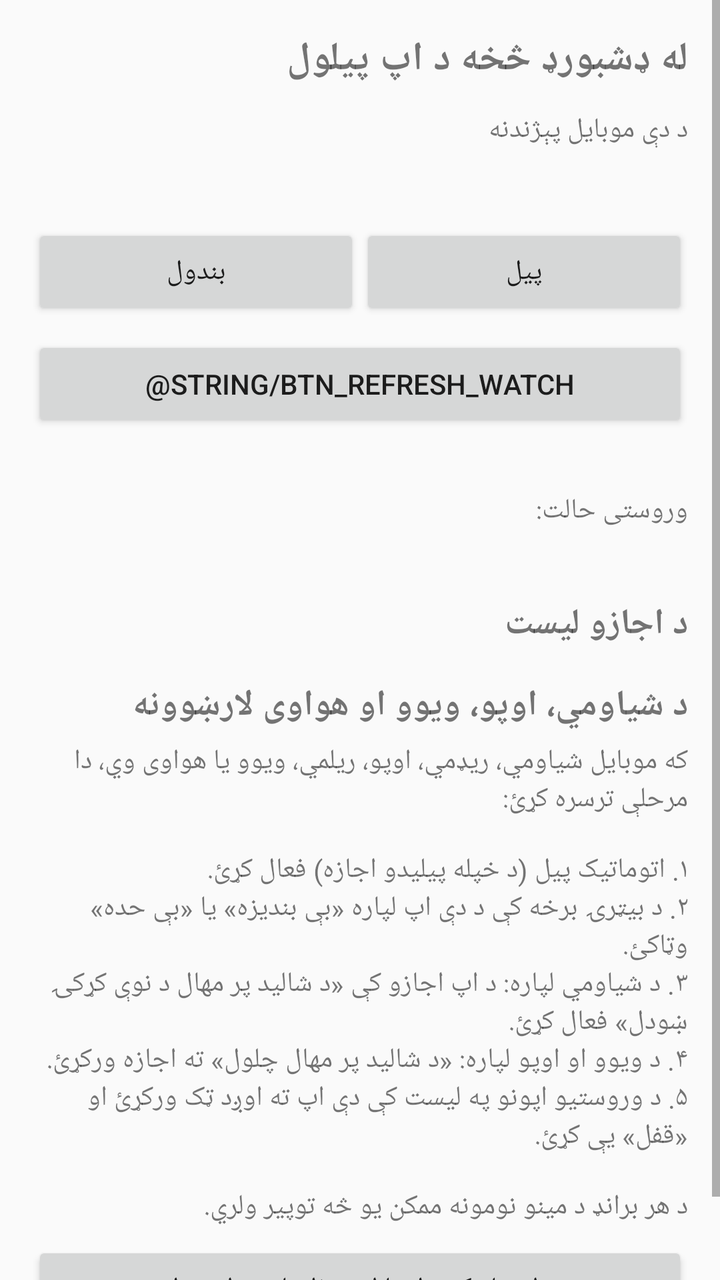
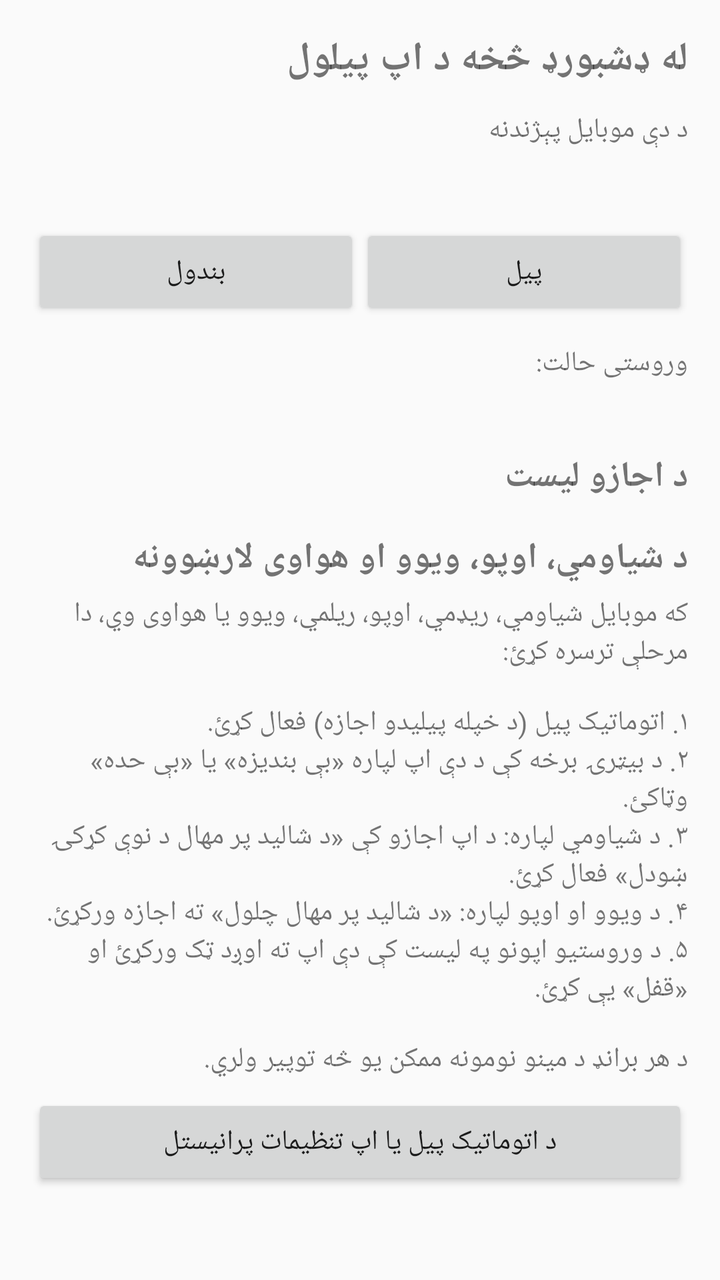

Two renders of the same Android screen: before a commit and after it. Below are the layout's source before the change and the commit's diff.
<!-- AndroidManifest.xml: application theme Theme.AppCompat.Light.DarkActionBar -->
<!-- res/layout/activity_main.xml -->
<?xml version="1.0" encoding="utf-8"?>
<ScrollView xmlns:android="http://schemas.android.com/apk/res/android"
    android:layout_width="match_parent"
    android:layout_height="match_parent"
    android:fillViewport="true">

    <LinearLayout
        android:layout_width="match_parent"
        android:layout_height="wrap_content"
        android:layoutDirection="rtl"
        android:orientation="vertical"
        android:padding="16dp">

        <TextView
            android:layout_width="match_parent"
            android:layout_height="wrap_content"
            android:text="@string/title"
            android:textSize="20sp"
            android:textStyle="bold" />

        <TextView
            android:layout_width="match_parent"
            android:layout_height="wrap_content"
            android:layout_marginTop="12dp"
            android:text="@string/label_device" />

        <TextView
            android:id="@+id/deviceIdText"
            android:layout_width="match_parent"
            android:layout_height="wrap_content"
            android:textDirection="ltr"
            android:textIsSelectable="true"
            android:textSize="16sp"
            android:textStyle="bold" />

        <LinearLayout
            android:layout_width="match_parent"
            android:layout_height="wrap_content"
            android:layout_marginTop="16dp"
            android:orientation="horizontal">

            <Button
                android:id="@+id/startButton"
                android:layout_width="0dp"
                android:layout_height="wrap_content"
                android:layout_weight="1"
                android:text="@string/btn_start" />

            <Button
                android:id="@+id/stopButton"
                android:layout_width="0dp"
                android:layout_height="wrap_content"
                android:layout_weight="1"
                android:text="@string/btn_stop" />
        </LinearLayout>

        <Button
            android:id="@+id/refreshWatchButton"
            android:layout_width="match_parent"
            android:layout_height="wrap_content"
            android:layout_marginTop="8dp"
            android:text="@string/btn_refresh_watch" />

        <TextView
            android:id="@+id/serviceState"
            android:layout_width="match_parent"
            android:layout_height="wrap_content"
            android:layout_marginTop="8dp"
            android:textSize="16sp"
            android:textStyle="bold" />

        <TextView
            android:layout_width="match_parent"
            android:layout_height="wrap_content"
            android:text="@string/label_last_status" />

        <TextView
            android:id="@+id/lastStatus"
            android:layout_width="match_parent"
            android:layout_height="wrap_content"
            android:textDirection="ltr" />

        <TextView
            android:layout_width="match_parent"
            android:layout_height="wrap_content"
            android:layout_marginTop="16dp"
            android:text="@string/checklist_title"
            android:textSize="18sp"
            android:textStyle="bold" />

        <LinearLayout
            android:id="@+id/checklist"
            android:layout_width="match_parent"
            android:layout_height="wrap_content"
            android:orientation="vertical" />

        <TextView
            android:layout_width="match_parent"
            android:layout_height="wrap_content"
            android:layout_marginTop="16dp"
            android:text="@string/oem_title"
            android:textSize="18sp"
            android:textStyle="bold" />

        <TextView
            android:layout_width="match_parent"
            android:layout_height="wrap_content"
            android:layout_marginTop="6dp"
            android:text="@string/oem_text" />

        <Button
            android:id="@+id/oemButton"
            android:layout_width="match_parent"
            android:layout_height="wrap_content"
            android:layout_marginTop="8dp"
            android:text="@string/btn_oem" />
    </LinearLayout>
</ScrollView>
<!-- resources referenced by this layout -->
<resources>
  <string name="btn_oem">د اتوماتیک پیل یا اپ تنظیمات پرانیستل</string>
  <string name="btn_start">پیل</string>
  <string name="btn_stop">بندول</string>
  <string name="checklist_title">د اجازو لیست</string>
  <string name="label_device">د دې موبایل پېژندنه</string>
  <string name="label_last_status">وروستی حالت:</string>
  <string name="oem_text">که موبایل شیاومي، ریډمي، اوپو، ریلمي، ویوو یا هواوی وي، دا مرحلې ترسره کړئ:\n\n۱. اتوماتیک پیل (د خپله پیلیدو اجازه) فعال کړئ.\n۲. د بیټرۍ برخه کې د دې اپ لپاره «بې بندیزه» یا «بې حده» وټاکئ.\n۳. د شیاومي لپاره: د اپ اجازو کې «د شاليد پر مهال د نوې کړکۍ ښودل» فعال کړئ.\n۴. د ویوو او اوپو لپاره: «د شاليد پر مهال چلول» ته اجازه ورکړئ.\n۵. د وروستیو اپونو په لیست کې دې اپ ته اوږد ټک ورکړئ او «قفل» یې کړئ.\n\nد هر برانډ د مینو نومونه ممکن یو څه توپیر ولري.</string>
  <string name="oem_title">د شیاومي، اوپو، ویوو او هواوی لارښوونه</string>
  <string name="title">له ډشبورډ څخه د اپ پیلول</string>
</resources>

<!-- the commit's change to res/layout/activity_main.xml (unified diff, before → after) -->
@@ -54,24 +54,10 @@
                 android:text="@string/btn_stop" />
         </LinearLayout>
 
-        <Button
-            android:id="@+id/refreshWatchButton"
-            android:layout_width="match_parent"
-            android:layout_height="wrap_content"
-            android:layout_marginTop="8dp"
-            android:text="@string/btn_refresh_watch" />
-
-        <TextView
-            android:id="@+id/serviceState"
-            android:layout_width="match_parent"
-            android:layout_height="wrap_content"
-            android:layout_marginTop="8dp"
-            android:textSize="16sp"
-            android:textStyle="bold" />
-
         <TextView
             android:layout_width="match_parent"
             android:layout_height="wrap_content"
+            android:layout_marginTop="12dp"
             android:text="@string/label_last_status" />
 
         <TextView
